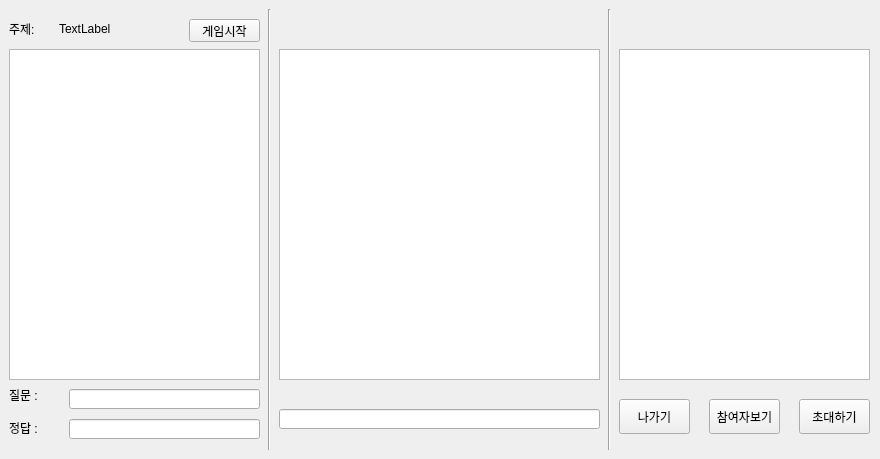
Before: the Qt Designer form main_temp.ui in ElisaBluebell/ChanAndGame, drawn with Qt 5.
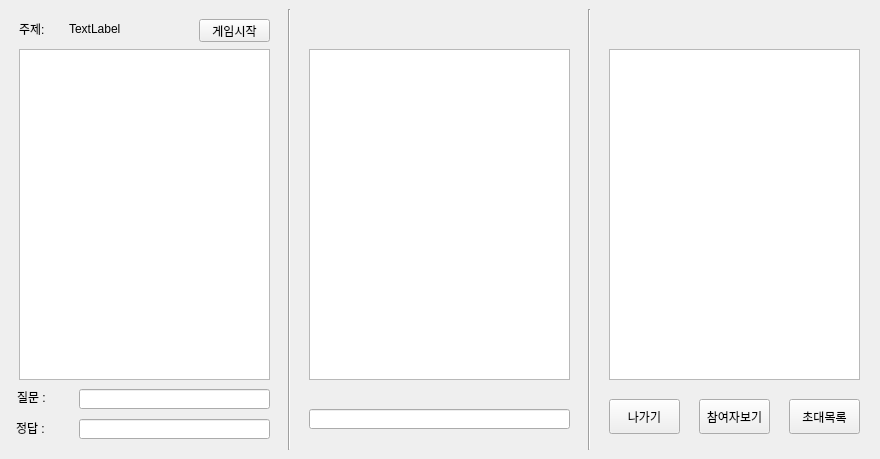
After: the same form once the commit is applied. The open tabs and pages were chosen to show the change.

The edit to the form file:
```diff
--- a/main_temp.ui
+++ b/main_temp.ui
@@ -135,7 +135,7 @@
     <widget class="QLabel" name="subject">
      <property name="geometry">
       <rect>
-       <x>60</x>
+       <x>70</x>
        <y>20</y>
        <width>200</width>
        <height>20</height>
@@ -148,7 +148,7 @@
     <widget class="QPushButton" name="game_start">
      <property name="geometry">
       <rect>
-       <x>190</x>
+       <x>200</x>
        <y>20</y>
        <width>71</width>
        <height>23</height>
@@ -161,7 +161,7 @@
     <widget class="QLabel" name="label">
      <property name="geometry">
       <rect>
-       <x>10</x>
+       <x>20</x>
        <y>20</y>
        <width>40</width>
        <height>20</height>
@@ -187,7 +187,7 @@
       <widget class="QLineEdit" name="answer">
        <property name="geometry">
         <rect>
-         <x>60</x>
+         <x>70</x>
          <y>50</y>
          <width>191</width>
          <height>20</height>
@@ -197,7 +197,7 @@
       <widget class="QLineEdit" name="question">
        <property name="geometry">
         <rect>
-         <x>60</x>
+         <x>70</x>
          <y>20</y>
          <width>191</width>
          <height>20</height>
@@ -207,8 +207,8 @@
       <widget class="QLabel" name="label_3">
        <property name="geometry">
         <rect>
-         <x>0</x>
-         <y>20</y>
+         <x>8</x>
+         <y>22</y>
          <width>56</width>
          <height>12</height>
         </rect>
@@ -220,7 +220,7 @@
       <widget class="QLabel" name="label_4">
        <property name="geometry">
         <rect>
-         <x>0</x>
+         <x>7</x>
          <y>53</y>
          <width>56</width>
          <height>12</height>
@@ -273,7 +273,7 @@
     <widget class="QListWidget" name="question_list">
      <property name="geometry">
       <rect>
-       <x>10</x>
+       <x>20</x>
        <y>50</y>
        <width>251</width>
        <height>331</height>
@@ -286,7 +286,7 @@
     <widget class="Line" name="line_3">
      <property name="geometry">
       <rect>
-       <x>260</x>
+       <x>280</x>
        <y>10</y>
        <width>20</width>
        <height>441</height>
@@ -299,9 +299,9 @@
     <widget class="QListWidget" name="chat_list">
      <property name="geometry">
       <rect>
-       <x>280</x>
+       <x>310</x>
        <y>50</y>
-       <width>321</width>
+       <width>261</width>
        <height>331</height>
       </rect>
      </property>
@@ -312,9 +312,9 @@
     <widget class="QLineEdit" name="chat">
      <property name="geometry">
       <rect>
-       <x>280</x>
+       <x>310</x>
        <y>410</y>
-       <width>321</width>
+       <width>261</width>
        <height>20</height>
       </rect>
      </property>
@@ -325,7 +325,7 @@
     <widget class="QListWidget" name="member_list">
      <property name="geometry">
       <rect>
-       <x>620</x>
+       <x>610</x>
        <y>50</y>
        <width>251</width>
        <height>331</height>
@@ -338,20 +338,20 @@
     <widget class="QPushButton" name="invite">
      <property name="geometry">
       <rect>
-       <x>800</x>
+       <x>790</x>
        <y>400</y>
        <width>71</width>
        <height>35</height>
       </rect>
      </property>
      <property name="text">
-      <string>초대하기</string>
+      <string>초대목록</string>
      </property>
     </widget>
     <widget class="QPushButton" name="member">
      <property name="geometry">
       <rect>
-       <x>710</x>
+       <x>700</x>
        <y>400</y>
        <width>71</width>
        <height>35</height>
@@ -364,7 +364,7 @@
     <widget class="Line" name="line_4">
      <property name="geometry">
       <rect>
-       <x>600</x>
+       <x>580</x>
        <y>10</y>
        <width>20</width>
        <height>441</height>
@@ -377,7 +377,7 @@
     <widget class="QPushButton" name="exit">
      <property name="geometry">
       <rect>
-       <x>620</x>
+       <x>610</x>
        <y>400</y>
        <width>71</width>
        <height>35</height>
```
Left out of the diff: 4 changed lines with no effect on the pictures.
